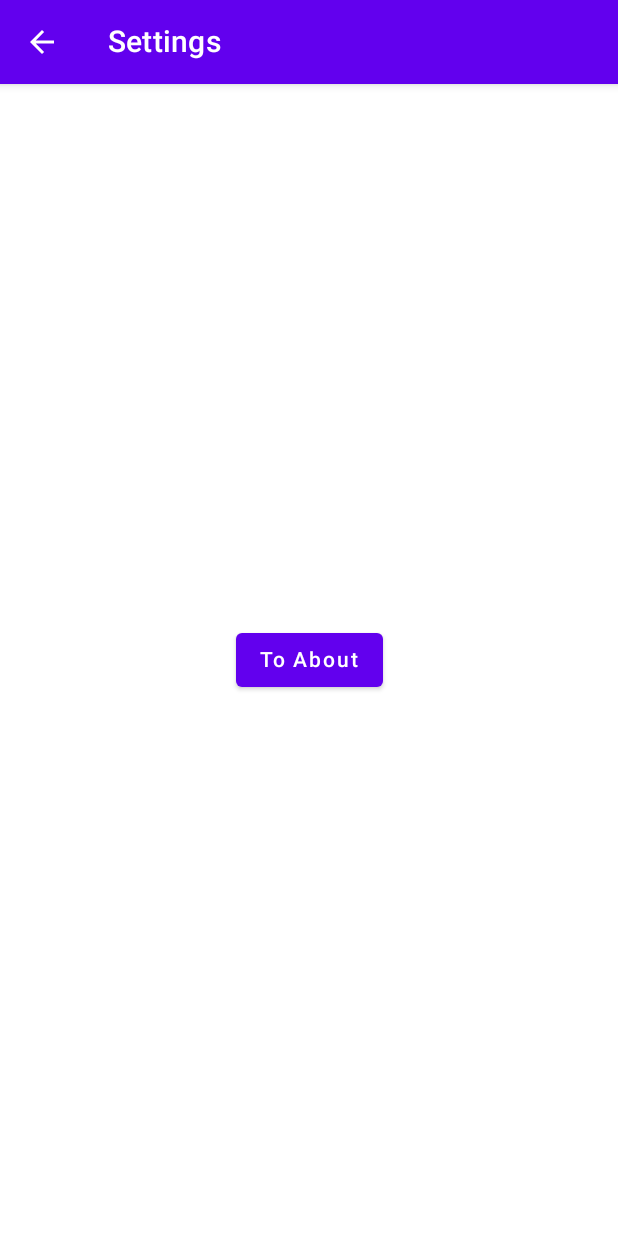
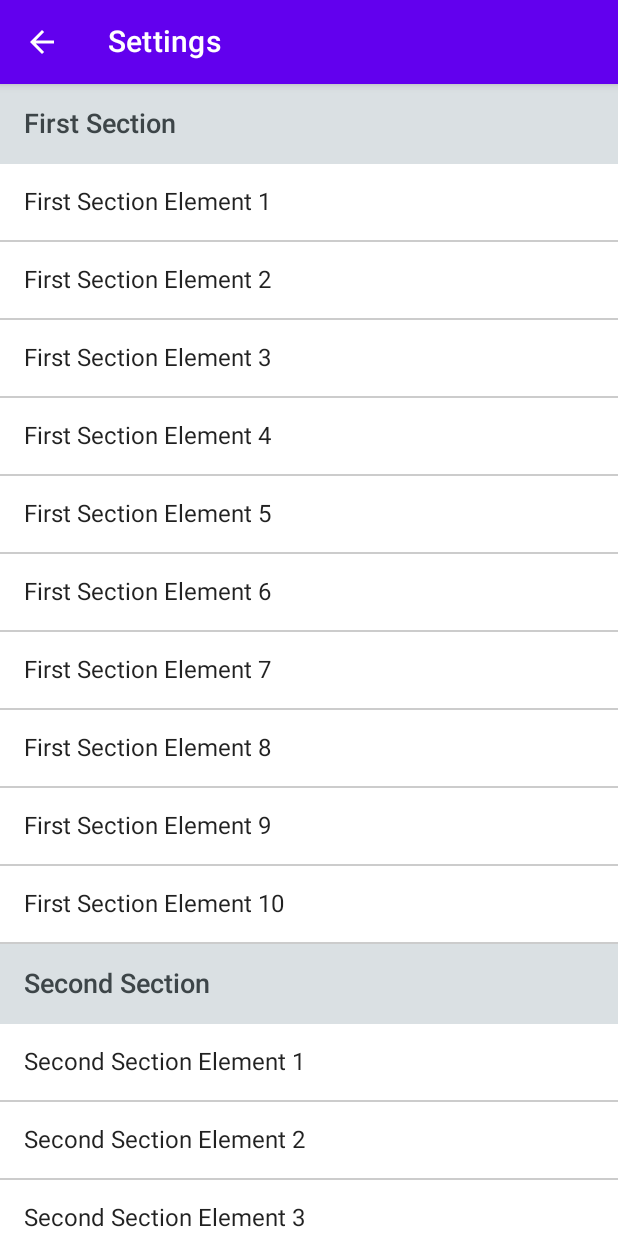
Before and after one commit to krzychudz/android-jetpack-compose-Interoperability, an Android app built with Jetpack Compose: the SecondFragment screen opened through its navigation route, in the options menu, after a tap on "Settings", on a phone screen of 412 x 824 dp. Run offline under Robolectric (Android 15) with nearby library versions, the phone set to English and light mode, and no system bars; our stand-ins replace Dagger/Hilt's generated code, navigation-ui; pictures from the network do not load.

Commit message:
Add dummy content to settings page

```diff
--- a/feature-settings/src/main/java/com/example/feature_settings/SettingsActivity.kt
+++ b/feature-settings/src/main/java/com/example/feature_settings/SettingsActivity.kt
@@ -4,6 +4,7 @@ import android.app.Activity
 import android.os.Bundle
 import androidx.activity.ComponentActivity
 import androidx.activity.compose.setContent
+import androidx.compose.foundation.ExperimentalFoundationApi
 import androidx.compose.material.Text
 import androidx.compose.ui.platform.LocalContext
 import androidx.lifecycle.ViewModelProvider
@@ -19,6 +20,7 @@ import com.example.feature_settings.ui.theme.ComposeIntegrationTheme
 
 class SettingsActivity : ComponentActivity() {
 
+    @ExperimentalFoundationApi
     override fun onCreate(savedInstanceState: Bundle?) {
         super.onCreate(savedInstanceState)
         setContent {
@@ -33,6 +35,7 @@ class SettingsActivity : ComponentActivity() {
     }
 }
 
+@ExperimentalFoundationApi
 fun NavGraphBuilder.createSettingsDestination(navController: NavController) {
     composable(route = Routes.Settings) {
         val viewModel = ViewModelProvider(LocalContext.current as SettingsActivity)[SettingsScreenViewModel::class.java]
@@ -43,14 +46,14 @@ fun NavGraphBuilder.createSettingsDestination(navController: NavController) {
 }
 
 fun NavGraphBuilder.createAboutDestination() {
-    composable(route = com.example.common_data.routes.Routes.About) {
+    composable(route = Routes.About) {
         Text("About")
     }
 }
 
 fun NavController.navigate(routeName: String) {
     when (routeName) {
-        com.example.common_data.routes.Routes.GoBack -> if (!navigateUp()) (this.context as? Activity)?.finish()
+        Routes.GoBack -> if (!navigateUp()) (this.context as? Activity)?.finish()
         else -> navigate(routeName)
     }
 }
--- a/feature-settings/src/main/java/com/example/feature_settings/ui/settings/SettingsScreen.kt
+++ b/feature-settings/src/main/java/com/example/feature_settings/ui/settings/SettingsScreen.kt
@@ -1,31 +1,58 @@
 package com.example.feature_settings.ui.settings
 
-import androidx.compose.foundation.layout.Box
+import androidx.compose.foundation.ExperimentalFoundationApi
+import androidx.compose.foundation.clickable
 import androidx.compose.foundation.layout.fillMaxHeight
 import androidx.compose.foundation.layout.fillMaxWidth
-import androidx.compose.material.Button
+import androidx.compose.foundation.layout.padding
+import androidx.compose.foundation.lazy.LazyColumn
+import androidx.compose.foundation.lazy.items
+import androidx.compose.material.Divider
 import androidx.compose.material.Scaffold
 import androidx.compose.material.Text
 import androidx.compose.runtime.Composable
-import androidx.compose.ui.Alignment
 import androidx.compose.ui.Modifier
+import androidx.compose.ui.graphics.Color
+import androidx.compose.ui.unit.dp
 import com.example.common_data.routes.Routes
+import com.example.ui_composables.composables.Header
 import com.example.ui_composables.composables.appbar.AppBar
 
+@ExperimentalFoundationApi
 @Composable
 fun SettingsScreen(viewModel: SettingsScreenViewModel, navigateTo: (routeName: String) -> Unit) {
+
+
     Scaffold(
         topBar = { AppBar(title = "Settings") { navigateTo(Routes.GoBack) } }
     ) {
-        Box(
-            modifier = Modifier
-                .fillMaxHeight()
-                .fillMaxWidth(),
-            contentAlignment = Alignment.Center
-        ) {
-            Button(onClick = { navigateTo(com.example.common_data.routes.Routes.About) }) {
-                Text(text = "To About")
+        LazyColumn(modifier = Modifier
+            .fillMaxWidth()
+            .fillMaxHeight()) {
+            stickyHeader {
+                Header(text = "First Section")
             }
+            items(viewModel.firstSection, itemContent = { item ->
+                SettingsItem(item)
+            })
+            stickyHeader {
+                Header(text = "Second Section")
+            }
+            items(viewModel.secondSection, itemContent = { item ->
+                SettingsItem(item)
+            })
+            stickyHeader {
+                Header(text = "Third Section")
+            }
+            items(viewModel.thirdSection, itemContent = { item ->
+                SettingsItem(item)
+            })
         }
     }
 }
+
+@Composable
+fun SettingsItem(itemTitle: String) {
+    Text(text = itemTitle, modifier = Modifier.clickable { return@clickable }.fillMaxWidth().padding(16.dp))
+    Divider(thickness = 1.dp, color = Color.LightGray)
+}
--- a/feature-settings/src/main/java/com/example/feature_settings/ui/settings/SettingsScreenViewModel.kt
+++ b/feature-settings/src/main/java/com/example/feature_settings/ui/settings/SettingsScreenViewModel.kt
@@ -1,14 +1,10 @@
 package com.example.feature_settings.ui.settings
 
-import android.util.Log
 import androidx.lifecycle.ViewModel
 
 class SettingsScreenViewModel: ViewModel() {
-    init {
-        Log.d("ctx", "init")
-    }
 
-    fun a() {
-
-    }
+    val firstSection = (1..10).map { "First Section Element $it" }
+    val secondSection = (1..10).map { "Second Section Element $it" }
+    val thirdSection = (1..15).map { "Third Section Element $it" }
 }
--- a/ui-composables/src/main/java/com/example/ui_composables/composables/HeaderComposable.kt
+++ b/ui-composables/src/main/java/com/example/ui_composables/composables/HeaderComposable.kt
@@ -8,6 +8,8 @@ import androidx.compose.runtime.Composable
 import androidx.compose.ui.Modifier
 import androidx.compose.ui.graphics.Color
 import androidx.compose.ui.res.stringResource
+import androidx.compose.ui.text.TextStyle
+import androidx.compose.ui.text.font.FontStyle
 import androidx.compose.ui.text.font.FontWeight
 import androidx.compose.ui.tooling.preview.Preview
 import androidx.compose.ui.tooling.preview.PreviewParameter
@@ -28,8 +30,9 @@ fun Header(@PreviewParameter(StringPreviewProvider::class) text: String) {
     Text(
         text, fontSize = 18.sp, modifier = Modifier
             .fillMaxWidth()
-            .background(color = Color.LightGray)
-            .padding(16.dp), fontWeight = FontWeight.Black
+            .background(color = Color(0xffdae0e3))
+            .padding(16.dp), fontWeight = FontWeight.Medium,
+        style = TextStyle(Color(0xff3d4548))
     )
 }
 
```
